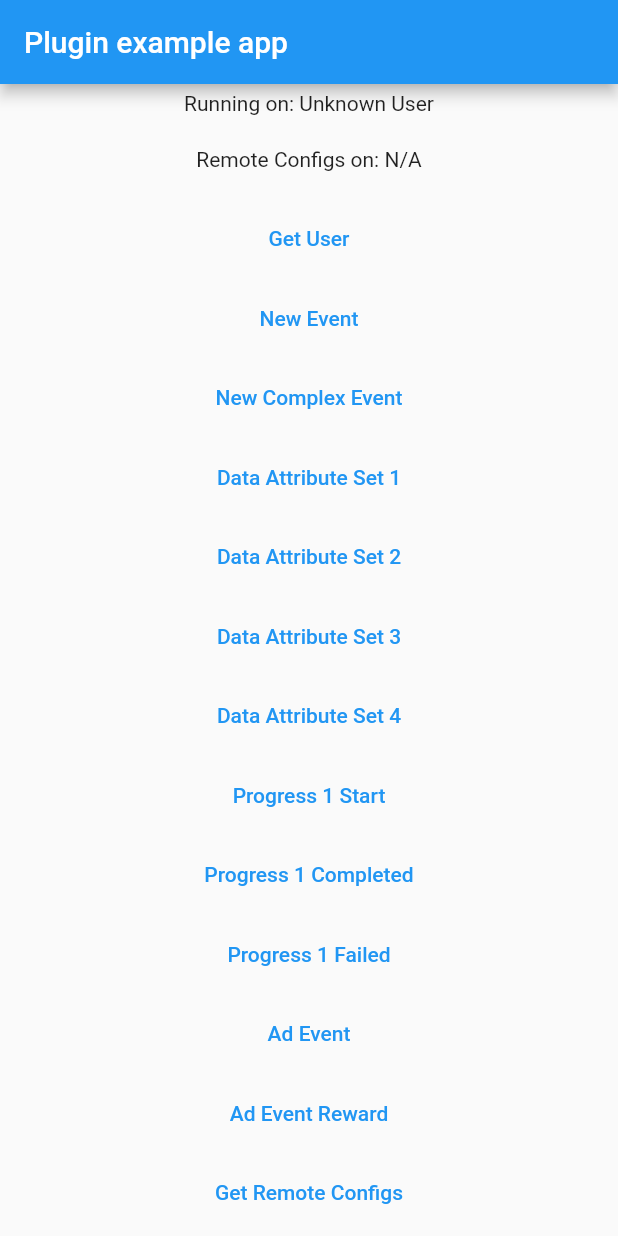
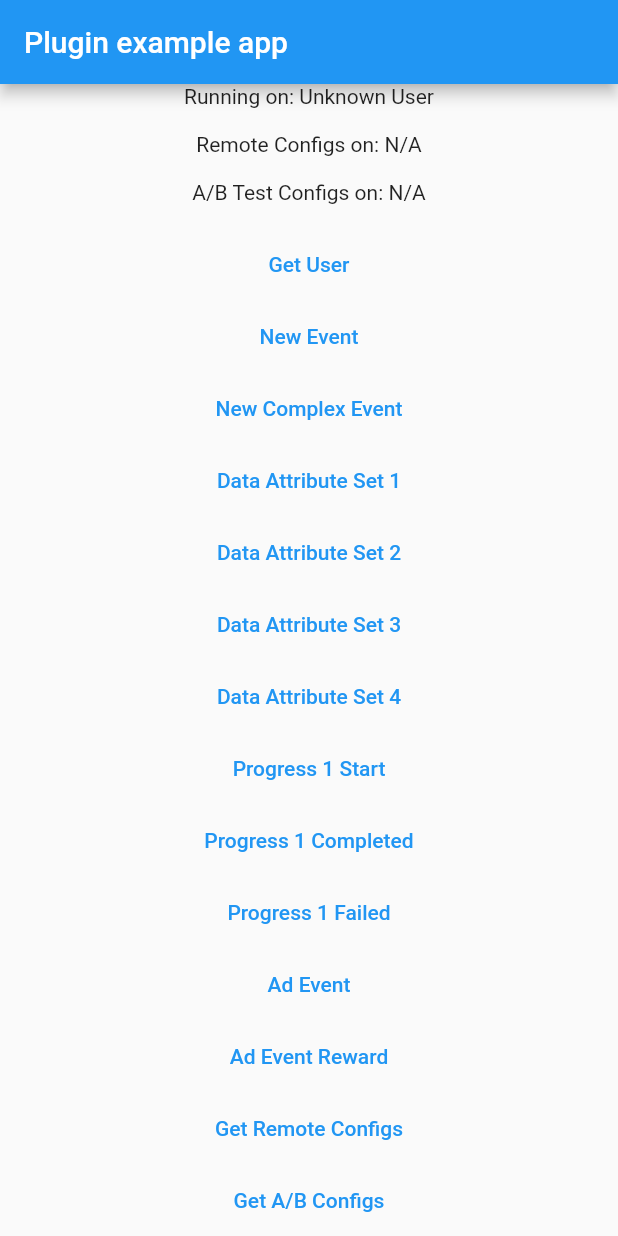
Before and after one commit to ByteBrewIO/ByteBrewFlutterSDK, a Flutter app: the screen it shows after launch, on a phone screen of 412 x 824 dp. Run offline on Flutter 3.47's test engine with Material 2 defaults, Android fonts, the phone set to English and light mode, and no system bars.

```diff
--- a/example/lib/main.dart
+++ b/example/lib/main.dart
@@ -20,6 +20,7 @@ class MyApp extends StatefulWidget {
 class _MyAppState extends State<MyApp> {
   String _user = 'Unknown';
   String _remoteConfigsStuff = "N/A";
+  String _abConfigsStuff = "N/A";
 
   @override
   void initState() {
@@ -68,6 +69,7 @@ class _MyAppState extends State<MyApp> {
               children: [
                 Text('Running on: $_user\n'),
                 Text('Remote Configs on: $_remoteConfigsStuff\n'),
+                Text('A/B Test Configs on: $_abConfigsStuff\n'),
                 TextButton(
                     onPressed: () {
                       ByteBrewSdk.isByteBrewInitialized().then((value) => {
@@ -162,6 +164,21 @@ class _MyAppState extends State<MyApp> {
                     },
                     child: Text("Get Remote Configs")
                 ),
+                TextButton(
+                    onPressed: () {
+                      ByteBrewSdk.hasRemoteConfigs().then((value) => {
+                        log("Has configs: $value")
+                      });
+                      ByteBrewSdk.loadRemoteConfigs().then((value) => {
+                        ByteBrewSdk.retrieveRemoteConfigValue("colors_key", "test_Color").then((value) => {
+                          setState(() {
+                            _abConfigsStuff = value ?? "nothing";
+                          })
+                        })
+                      });
+                    },
+                    child: Text("Get A/B Configs")
+                ),
               ],
             ),
           ),
--- a/pubspec.yaml
+++ b/pubspec.yaml
@@ -1,6 +1,6 @@
 name: bytebrew_sdk
 description: Official ByteBrew Flutter SDK Plugin. ByteBrew is the free easy to integrate SDK that provides your app with Real-Time Analytic Tracking, Monetization Tracking, Attribution, Remote Configs and A/B Testing, Server-Side Purchase Validation, Push Notifications and more.
-version: 0.1.0
+version: 0.1.1
 homepage: https://bytebrew.io
 repository: https://github.com/ByteBrewIO/ByteBrewFlutterSDK
 documentation: https://docs.bytebrew.io/sdk/flutter
```
Also changed, not shown: 8 other files.
